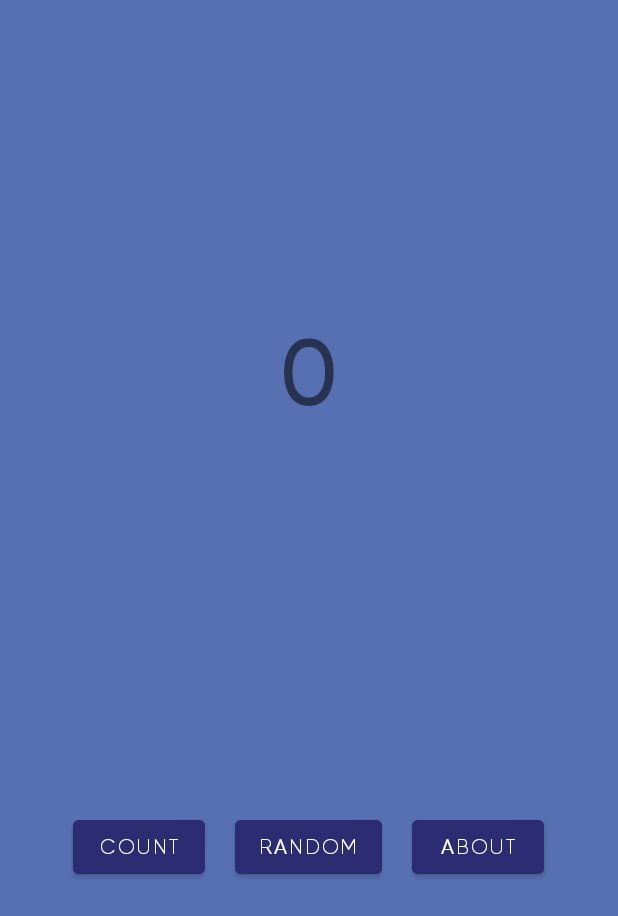
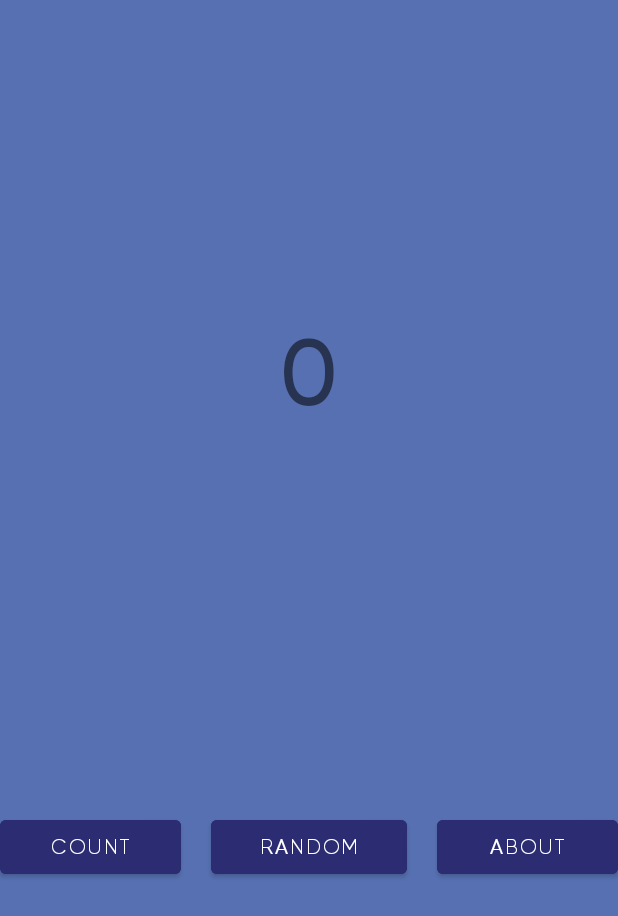
Before and after one commit to MeetDesaii/Random-Generator, an Android app: the screen it shows after launch (MainActivity), on a phone screen of 412 x 824 dp. Shown: the top 916 px of the screen. Run offline under Robolectric (Android 15) with nearby library versions, the phone set to English and light mode, and no system bars.

```diff
--- a/app/src/main/res/layout/activity_main.xml
+++ b/app/src/main/res/layout/activity_main.xml
@@ -28,6 +28,7 @@
         android:layout_width="match_parent"
         android:layout_height="wrap_content"
         android:gravity="center"
+        android:weightSum="3"
         android:orientation="horizontal"
         app:layout_constraintBottom_toBottomOf="parent"
         app:layout_constraintEnd_toEndOf="parent"
@@ -40,7 +41,8 @@
             android:layout_height="wrap_content"
             android:backgroundTint="@color/button_background"
             android:fontFamily="@font/gilroy_regular"
-            android:text="@string/count" />
+            android:text="@string/count"
+            android:layout_weight="1"/>
 
         <Button
             android:id="@+id/btnRandom"
@@ -48,6 +50,7 @@
             android:layout_height="wrap_content"
             android:layout_marginStart="20dp"
             android:layout_marginEnd="20dp"
+            android:layout_weight="1"
             android:backgroundTint="@color/button_background"
             android:fontFamily="@font/gilroy_regular"
             android:text="@string/random" />
@@ -56,6 +59,7 @@
             android:id="@+id/btnAbout"
             android:layout_width="wrap_content"
             android:layout_height="wrap_content"
+            android:layout_weight="1"
             android:backgroundTint="@color/button_background"
             android:fontFamily="@font/gilroy_regular"
             android:text="@string/toast" />
```
Also changed, not shown: app/src/main/res/layout-land/activity_second.xml (added, +41 -0 lines).
